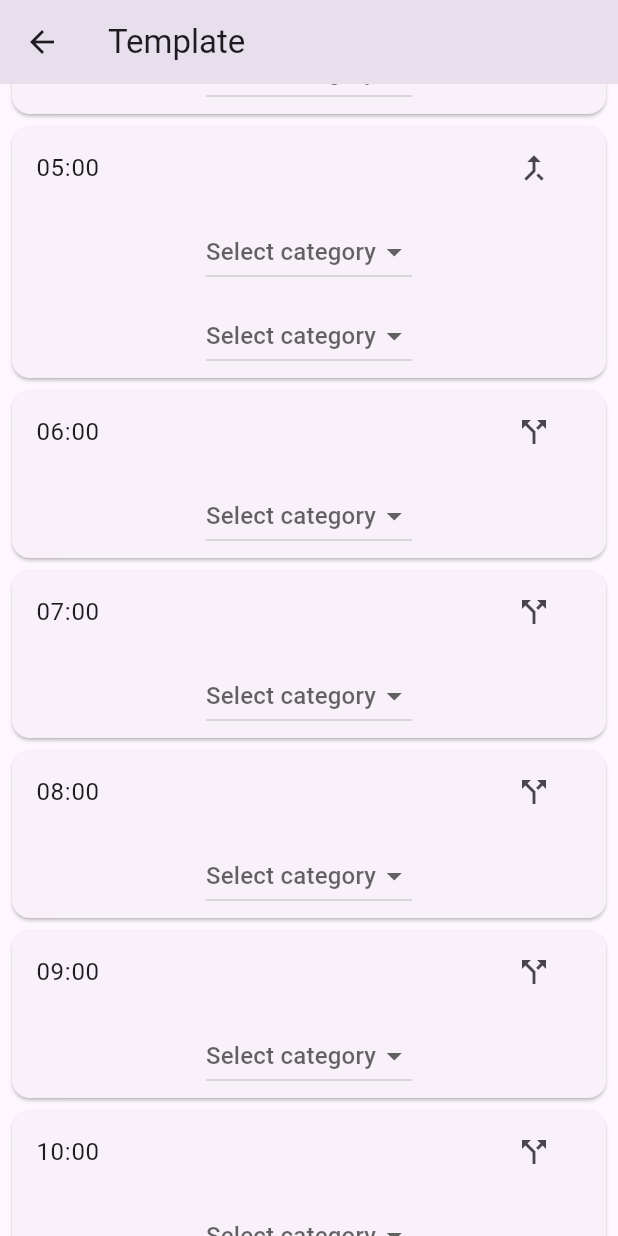
After one commit to 0111abhius/Habits, a Flutter app: the TemplateScreen screen opened by its route, scrolled down 576 dp, after a tap on the "call split" icon, on a phone screen of 412 x 824 dp. The commit adds this screen. Run offline on Flutter 3.47's test engine with Material 3 defaults, Android fonts, the phone set to English and light mode, and no system bars; our stand-ins replace cloud_firestore, firebase_auth, firebase_core, google_sign_in; accounts and stored records are empty; network calls fail.

Commit message:
New feature: Provide day's template

```diff
--- a/lib/main.dart
+++ b/lib/main.dart
@@ -6,6 +6,7 @@ import 'screens/home_screen.dart';
 import 'screens/timeline_screen.dart';
 import 'screens/habits_screen.dart';
 import 'screens/analytics_screen.dart';
+import 'screens/template_screen.dart';
 import 'package:cloud_firestore/cloud_firestore.dart';
 
 FirebaseFirestore? _testFirestore;
@@ -67,6 +68,7 @@ class MyApp extends StatelessWidget {
         '/timeline': (context) => const TimelineScreen(),
         '/habits': (context) => const HabitsScreen(),
         '/analytics': (context) => const AnalyticsScreen(),
+        '/template': (context) => const TemplateScreen(),
       },
     );
   }
--- /dev/null
+++ b/lib/screens/template_screen.dart
@@ -0,0 +1,271 @@
+import 'package:flutter/material.dart';
+import 'package:cloud_firestore/cloud_firestore.dart';
+import 'package:firebase_auth/firebase_auth.dart';
+import 'package:intl/intl.dart';
+
+import '../models/timeline_entry.dart';
+import '../main.dart';
+
+class TemplateScreen extends StatefulWidget {
+  const TemplateScreen({Key? key}) : super(key: key);
+
+  @override
+  State<TemplateScreen> createState() => _TemplateScreenState();
+}
+
+class _TemplateScreenState extends State<TemplateScreen> {
+  // active template entries keyed by HHmm string
+  Map<String, TimelineEntry> _entries = {};
+  Set<int> _splitHours = {};
+  final Map<String, TextEditingController> _noteCtrls = {};
+
+  // Categories helpers (reuse minimal copy from timeline)
+  static const List<String> _initialCategories = [
+    'Sleep',
+    'Work',
+    'Exercise',
+    'Study',
+    'Social',
+    'Hobby',
+    'Other'
+  ];
+  List<String> _categories = List.from(_initialCategories);
+
+  List<String> _flattenCats() => _categories;
+
+  @override
+  void initState() {
+    super.initState();
+    _loadTemplate();
+  }
+
+  @override
+  void dispose() {
+    for (final c in _noteCtrls.values) {
+      c.dispose();
+    }
+    super.dispose();
+  }
+
+  String _id(int hour, int minute) => '${hour.toString().padLeft(2, '0')}${minute.toString().padLeft(2, '0')}';
+
+  Future<void> _loadTemplate() async {
+    final uid = FirebaseAuth.instance.currentUser?.uid;
+    if (uid == null) return;
+    final snapshot = await getFirestore()
+        .collection('template_entries')
+        .doc(uid)
+        .collection('entries')
+        .get();
+    final map = <String, TimelineEntry>{};
+    for (final doc in snapshot.docs) {
+      final data = doc.data();
+      final hour = int.parse(doc.id.substring(0, 2));
+      final minute = int.parse(doc.id.substring(2));
+      final start = DateTime(2000, 1, 1, hour, minute);
+      map[doc.id] = TimelineEntry(
+        id: doc.id,
+        userId: uid,
+        date: DateTime(2000),
+        startTime: start,
+        endTime: start.add(Duration(minutes: minute == 0 ? 60 : 30)),
+        category: data['category'] ?? '',
+        notes: data['notes'] ?? '',
+      );
+      if (minute == 30) _splitHours.add(hour);
+    }
+    setState(() => _entries = map);
+
+    if (map.isEmpty) {
+      await _generateSleepTemplate(uid);
+    }
+  }
+
+  Future<void> _saveEntry(TimelineEntry entry) async {
+    final uid = FirebaseAuth.instance.currentUser?.uid;
+    if (uid == null) return;
+    await getFirestore()
+        .collection('template_entries')
+        .doc(uid)
+        .collection('entries')
+        .doc(entry.id)
+        .set({
+      'category': entry.category,
+      'notes': entry.notes,
+    });
+  }
+
+  Future<void> _toggleSplit(int hour) async {
+    final uid = FirebaseAuth.instance.currentUser?.uid;
+    if (uid == null) return;
+    final coll = getFirestore().collection('template_entries').doc(uid).collection('entries');
+
+    if (_splitHours.contains(hour)) {
+      // merge -> delete 30 entry
+      final id30 = _id(hour, 30);
+      await coll.doc(id30).delete();
+      _entries.remove(id30);
+      _splitHours.remove(hour);
+    } else {
+      // split -> add blank 30 entry
+      final id30 = _id(hour, 30);
+      final start = DateTime(2000, 1, 1, hour, 30);
+      final entry = TimelineEntry(
+        id: id30,
+        userId: uid,
+        date: DateTime(2000),
+        startTime: start,
+        endTime: start.add(const Duration(minutes: 30)),
+        category: '',
+        notes: '',
+      );
+      _entries[id30] = entry;
+      await _saveEntry(entry);
+      _splitHours.add(hour);
+    }
+    if (mounted) setState(() {});
+  }
+
+  Widget _buildSubBlock(int hour, int minute) {
+    final id = _id(hour, minute);
+    final entry = _entries[id] ?? TimelineEntry(
+      id: id,
+      userId: FirebaseAuth.instance.currentUser?.uid ?? '',
+      date: DateTime(2000),
+      startTime: DateTime(2000,1,1,hour,minute),
+      endTime: DateTime(2000,1,1,hour,minute).add(Duration(minutes: minute==0?60:30)),
+      category: '',
+      notes: '',
+    );
+
+    _entries[id] = entry; // ensure present
+
+    final ctrl = _noteCtrls.putIfAbsent(id, () => TextEditingController(text: entry.notes));
+
+    return Padding(
+      padding: const EdgeInsets.symmetric(horizontal: 16, vertical: 4),
+      child: Column(
+        crossAxisAlignment: CrossAxisAlignment.start,
+        children: [
+          DropdownButton<String>(
+            value: entry.category.isEmpty ? null : entry.category,
+            hint: const Text('Select category'),
+            items: _flattenCats().map((c)=>DropdownMenuItem(value:c,child:Text(c))).toList(),
+            onChanged: (val) async {
+              if (val == null) return;
+              final updated = TimelineEntry(
+                id: entry.id,
+                userId: entry.userId,
+                date: entry.date,
+                startTime: entry.startTime,
+                endTime: entry.endTime,
+                category: val,
+                notes: entry.notes,
+              );
+              _entries[id] = updated;
+              await _saveEntry(updated);
+              if (mounted) setState(() {});
+            },
+          ),
+          // Notes are optional for template; keep UI minimal. Commented out.
+          /*TextField(
+            controller: ctrl,
+            maxLines: null,
+            decoration: const InputDecoration(hintText:'Notes',border:InputBorder.none),
+            onChanged: (val) {
+              final updated = TimelineEntry(
+                id: entry.id,
+                userId: entry.userId,
+                date: entry.date,
+                startTime: entry.startTime,
+                endTime: entry.endTime,
+                category: entry.category,
+                notes: val,
+              );
+              _entries[id] = updated;
+              _saveEntry(updated);
+            },
+          ),*/
+        ],
+      ),
+    );
+  }
+
+  @override
+  Widget build(BuildContext context) {
+    return Scaffold(
+      appBar: AppBar(
+        title: const Text('Template'),
+      ),
+      body: ListView.builder(
+        itemCount: 24,
+        itemBuilder: (ctx,hour){
+          return Card(
+            margin: const EdgeInsets.symmetric(horizontal:8,vertical:4),
+            child: Column(
+              children: [
+                ListTile(
+                  title: Text('${hour.toString().padLeft(2,'0')}:00'),
+                  trailing: IconButton(
+                    icon: Icon(_splitHours.contains(hour)?Icons.call_merge:Icons.call_split),
+                    onPressed: ()=>_toggleSplit(hour),
+                  ),
+                ),
+                _buildSubBlock(hour,0),
+                if(_splitHours.contains(hour)) _buildSubBlock(hour,30),
+              ],
+            ),
+          );
+        },
+      ),
+    );
+  }
+
+  Future<void> _generateSleepTemplate(String uid) async {
+    // fetch sleep settings
+    final settingsDoc = await getFirestore().collection('user_settings').doc(uid).get();
+    String sleepTxt = '23:00';
+    String wakeTxt = '07:00';
+    if (settingsDoc.exists) {
+      final data = settingsDoc.data()!;
+      sleepTxt = data['sleepTime'] ?? sleepTxt;
+      wakeTxt = data['wakeTime'] ?? wakeTxt;
+    }
+    TimeOfDay _parse(String s) {
+      final parts = s.split(':');
+      return TimeOfDay(hour: int.parse(parts[0]), minute: int.parse(parts[1]));
+    }
+    final sleepTime = _parse(sleepTxt);
+    final wakeTime = _parse(wakeTxt);
+
+    bool _isSleepHour(int hour) {
+      if (sleepTime.hour < wakeTime.hour) {
+        return hour >= sleepTime.hour && hour < wakeTime.hour;
+      } else {
+        return hour >= sleepTime.hour || hour < wakeTime.hour;
+      }
+    }
+
+    final batch = getFirestore().batch();
+    final coll = getFirestore().collection('template_entries').doc(uid).collection('entries');
+    for (var hour = 0; hour < 24; hour++) {
+      if (_isSleepHour(hour)) {
+        final id = _id(hour, 0);
+        final start = DateTime(2000, 1, 1, hour);
+        final entry = TimelineEntry(
+          id: id,
+          userId: uid,
+          date: DateTime(2000),
+          startTime: start,
+          endTime: start.add(const Duration(hours: 1)),
+          category: 'Sleep',
+          notes: '',
+        );
+        _entries[id] = entry;
+        batch.set(coll.doc(id), {'category': 'Sleep', 'notes': ''});
+      }
+    }
+    await batch.commit();
+    if (mounted) setState(() {});
+  }
+}
```
Also changed, not shown: lib/screens/timeline_screen.dart (+75 -0 lines).
